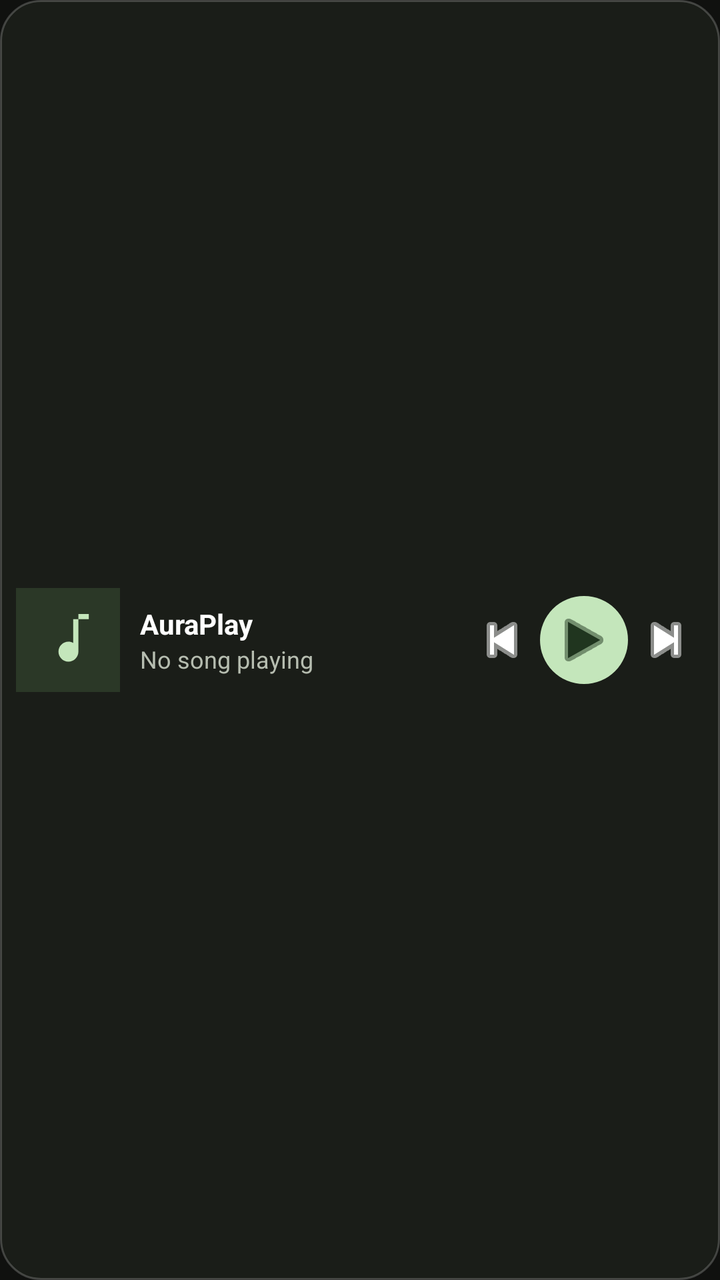
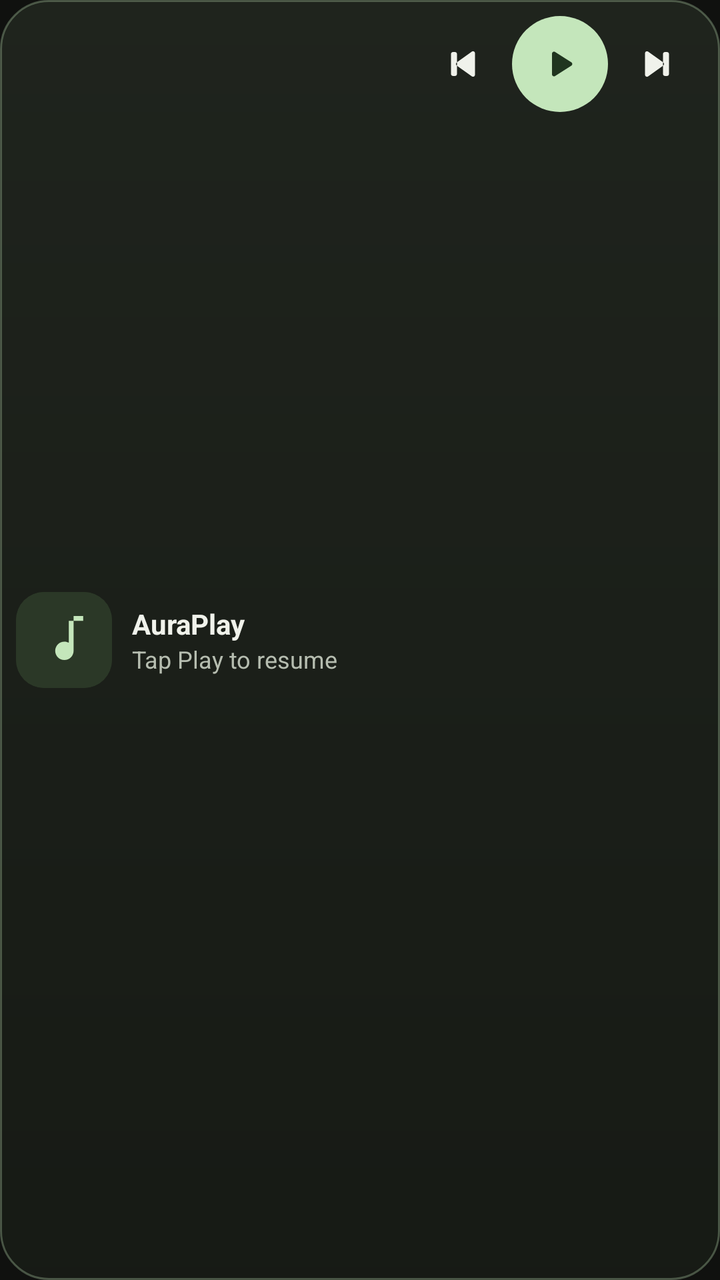

Two renders of the same Android screen: before a commit and after it. Below are the layout's source before the change and the commit's diff.
<!-- AndroidManifest.xml: application theme Theme.AuraPlay -->
<!-- res/layout/widget_auraplay.xml -->
<?xml version="1.0" encoding="utf-8"?>
<LinearLayout xmlns:android="http://schemas.android.com/apk/res/android"
    xmlns:tools="http://schemas.android.com/tools"
    tools:ignore="UseAppTint"
    android:id="@+id/widget_container"
    android:layout_width="match_parent"
    android:layout_height="match_parent"
    android:orientation="horizontal"
    android:background="@drawable/widget_background"
    android:gravity="center_vertical"
    android:padding="8dp">

    
    <ImageView
        android:id="@+id/widget_album_art"
        android:layout_width="52dp"
        android:layout_height="52dp"
        android:src="@drawable/ic_music_placeholder"
        android:scaleType="centerCrop"
        android:background="#2B3827"
        android:contentDescription="Album Art" />

    <LinearLayout
        android:layout_width="0dp"
        android:layout_height="wrap_content"
        android:layout_weight="1"
        android:orientation="vertical"
        android:paddingStart="10dp"
        android:paddingEnd="10dp">

        <TextView
            android:id="@+id/widget_title"
            android:layout_width="match_parent"
            android:layout_height="wrap_content"
            android:text="AuraPlay"
            android:textColor="#FFFFFF"
            android:textStyle="bold"
            android:textSize="14sp"
            android:singleLine="true"
            android:ellipsize="end" />

        <TextView
            android:id="@+id/widget_artist"
            android:layout_width="match_parent"
            android:layout_height="wrap_content"
            android:text="No song playing"
            android:textColor="#B6BDB0"
            android:textSize="12sp"
            android:singleLine="true"
            android:ellipsize="end" />
    </LinearLayout>

    <ImageButton
        android:id="@+id/widget_btn_prev"
        android:layout_width="38dp"
        android:layout_height="38dp"
        android:background="?android:attr/selectableItemBackgroundBorderless"
        android:src="@android:drawable/ic_media_previous"
        android:tint="#FFFFFF"
        android:contentDescription="Previous" />

    <ImageButton
        android:id="@+id/widget_btn_play_pause"
        android:layout_width="44dp"
        android:layout_height="44dp"
        android:background="@drawable/widget_button_background"
        android:src="@android:drawable/ic_media_play"
        android:tint="#20351F"
        android:contentDescription="Play/Pause" />

    <ImageButton
        android:id="@+id/widget_btn_next"
        android:layout_width="38dp"
        android:layout_height="38dp"
        android:background="?android:attr/selectableItemBackgroundBorderless"
        android:src="@android:drawable/ic_media_next"
        android:tint="#FFFFFF"
        android:contentDescription="Next" />

</LinearLayout>
<!-- resources referenced by this layout -->
<resources>
  <!-- drawable ic_music_placeholder (drawable) -->
  <vector xmlns:android="http://schemas.android.com/apk/res/android"
      android:width="120dp" android:height="120dp" android:viewportWidth="120" android:viewportHeight="120">
      <path android:fillColor="#2B3827" android:pathData="M0,0h120v120h-120z" />
      <path android:fillColor="#C4E6BB" android:pathData="M72,30v43.5c0,6.35 -5.15,11.5 -11.5,11.5S49,79.85 49,73.5S54.15,62 60.5,62c2,0 3.9,0.51 5.5,1.42V36h18v-6z" />
  </vector>
  <!-- drawable widget_background (drawable) -->
  <?xml version="1.0" encoding="utf-8"?>
  <shape xmlns:android="http://schemas.android.com/apk/res/android"
      android:shape="rectangle">
      <solid android:color="#F01B1E19" />
      <stroke android:width="1dp" android:color="#33FFFFFF" />
      <corners android:radius="20dp" />
  </shape>
  <!-- drawable widget_button_background (drawable) -->
  <?xml version="1.0" encoding="utf-8"?>
  <shape xmlns:android="http://schemas.android.com/apk/res/android"
      android:shape="oval">
      <solid android:color="#C4E6BB" />
  </shape>
  <style name="Theme.AuraPlay" parent="Theme.AppCompat.Light.NoActionBar">
          <item name="colorPrimary">@color/primary_color</item>
          <item name="colorPrimaryDark">@color/primary_dark_color</item>
          <item name="colorAccent">@color/secondary_color</item>
          <item name="android:windowBackground">@color/background_color</item>
          <item name="android:statusBarColor">@color/background_color</item>
          <item name="android:navigationBarColor">@color/background_color</item>
          <item name="android:windowLightStatusBar">false</item>
      </style>
  <color name="primary_color">#C4E6BB</color>
  <color name="primary_dark_color">#20351F</color>
  <color name="secondary_color">#A9CDA4</color>
  <color name="background_color">#10110F</color>
</resources>

<!-- the commit's change to res/layout/widget_auraplay.xml (unified diff, before → after) -->
@@ -1,7 +1,5 @@
 <?xml version="1.0" encoding="utf-8"?>
 <LinearLayout xmlns:android="http://schemas.android.com/apk/res/android"
-    xmlns:tools="http://schemas.android.com/tools"
-    tools:ignore="UseAppTint"
     android:id="@+id/widget_container"
     android:layout_width="match_parent"
     android:layout_height="match_parent"
@@ -10,30 +8,31 @@
     android:gravity="center_vertical"
     android:padding="8dp">
 
-    
     <ImageView
         android:id="@+id/widget_album_art"
-        android:layout_width="52dp"
-        android:layout_height="52dp"
+        android:layout_width="48dp"
+        android:layout_height="48dp"
+        android:layout_marginEnd="10dp"
         android:src="@drawable/ic_music_placeholder"
         android:scaleType="centerCrop"
-        android:background="#2B3827"
-        android:contentDescription="Album Art" />
+        android:background="@drawable/widget_cover_background"
+        android:clipToOutline="true"
+        android:importantForAccessibility="no" />
 
     <LinearLayout
         android:layout_width="0dp"
         android:layout_height="wrap_content"
         android:layout_weight="1"
         android:orientation="vertical"
-        android:paddingStart="10dp"
-        android:paddingEnd="10dp">
+        android:paddingStart="0dp"
+        android:paddingEnd="4dp">
 
         <TextView
             android:id="@+id/widget_title"
             android:layout_width="match_parent"
             android:layout_height="wrap_content"
-            android:text="AuraPlay"
-            android:textColor="#FFFFFF"
+            android:text="@string/app_name"
+            android:textColor="#F0F2EB"
             android:textStyle="bold"
             android:textSize="14sp"
             android:singleLine="true"
@@ -43,38 +42,52 @@
             android:id="@+id/widget_artist"
             android:layout_width="match_parent"
             android:layout_height="wrap_content"
-            android:text="No song playing"
+            android:text="@string/widget_resume_hint"
             android:textColor="#B6BDB0"
             android:textSize="12sp"
             android:singleLine="true"
             android:ellipsize="end" />
     </LinearLayout>
 
+    <include layout="@layout/widget_playback_controls" />
+
+</LinearLayout>
+<!-- res/layout/widget_playback_controls.xml (included above) -->
+<?xml version="1.0" encoding="utf-8"?>
+<LinearLayout xmlns:android="http://schemas.android.com/apk/res/android"
+    xmlns:tools="http://schemas.android.com/tools"
+    android:layout_width="wrap_content"
+    android:layout_height="48dp"
+    android:layout_gravity="center_horizontal"
+    android:gravity="center"
+    android:orientation="horizontal"
+    tools:ignore="UseAppTint">
+
     <ImageButton
         android:id="@+id/widget_btn_prev"
-        android:layout_width="38dp"
-        android:layout_height="38dp"
+        android:layout_width="48dp"
+        android:layout_height="48dp"
         android:background="?android:attr/selectableItemBackgroundBorderless"
-        android:src="@android:drawable/ic_media_previous"
-        android:tint="#FFFFFF"
-        android:contentDescription="Previous" />
+        android:contentDescription="@string/widget_previous_track"
+        android:src="@drawable/ic_widget_previous"
+        android:tint="#F0F2EB" />
 
     <ImageButton
         android:id="@+id/widget_btn_play_pause"
-        android:layout_width="44dp"
-        android:layout_height="44dp"
+        android:layout_width="48dp"
+        android:layout_height="48dp"
         android:background="@drawable/widget_button_background"
-        android:src="@android:drawable/ic_media_play"
-        android:tint="#20351F"
-        android:contentDescription="Play/Pause" />
+        android:contentDescription="@string/play"
+        android:src="@drawable/ic_widget_play"
+        android:tint="#20351F" />
 
     <ImageButton
         android:id="@+id/widget_btn_next"
-        android:layout_width="38dp"
-        android:layout_height="38dp"
+        android:layout_width="48dp"
+        android:layout_height="48dp"
         android:background="?android:attr/selectableItemBackgroundBorderless"
-        android:src="@android:drawable/ic_media_next"
-        android:tint="#FFFFFF"
-        android:contentDescription="Next" />
+        android:contentDescription="@string/widget_next_track"
+        android:src="@drawable/ic_widget_next"
+        android:tint="#F0F2EB" />
 
 </LinearLayout>
<!-- resource entries referenced after the edit -->
@@ -6,20 +6,60 @@
       <path android:fillColor="#2B3827" android:pathData="M0,0h120v120h-120z" />
       <path android:fillColor="#C4E6BB" android:pathData="M72,30v43.5c0,6.35 -5.15,11.5 -11.5,11.5S49,79.85 49,73.5S54.15,62 60.5,62c2,0 3.9,0.51 5.5,1.42V36h18v-6z" />
   </vector>
+  <!-- drawable ic_widget_next (drawable) -->
+  <vector xmlns:android="http://schemas.android.com/apk/res/android"
+      android:width="24dp"
+      android:height="24dp"
+      android:viewportWidth="24"
+      android:viewportHeight="24">
+      <path android:fillColor="#FFFFFF"
+          android:pathData="M6.5,6.62v10.76c0,0.82 0.92,1.29 1.58,0.81l7.52,-5.38c0.56,-0.4 0.56,-1.22 0,-1.62L8.08,5.82c-0.66,-0.48 -1.58,0 -1.58,0.8zM16.5,6h1c0.55,0 1,0.45 1,1v10c0,0.55 -0.45,1 -1,1h-1c-0.55,0 -1,-0.45 -1,-1V7c0,-0.55 0.45,-1 1,-1z" />
+  </vector>
+  <!-- drawable ic_widget_play (drawable) -->
+  <vector xmlns:android="http://schemas.android.com/apk/res/android"
+      android:width="24dp"
+      android:height="24dp"
+      android:viewportWidth="24"
+      android:viewportHeight="24">
+      <path android:fillColor="#FFFFFF"
+          android:pathData="M8,6.82v10.36c0,0.79 0.87,1.27 1.54,0.84l8.14,-5.18c0.62,-0.39 0.62,-1.29 0,-1.69L9.54,5.98C8.87,5.55 8,6.03 8,6.82z" />
+  </vector>
+  <!-- drawable ic_widget_previous (drawable) -->
+  <vector xmlns:android="http://schemas.android.com/apk/res/android"
+      android:width="24dp"
+      android:height="24dp"
+      android:viewportWidth="24"
+      android:viewportHeight="24">
+      <path android:fillColor="#FFFFFF"
+          android:pathData="M17.5,17.38V6.62c0,-0.82 -0.92,-1.29 -1.58,-0.81L8.4,11.19c-0.56,0.4 -0.56,1.22 0,1.62l7.52,5.37c0.66,0.48 1.58,0 1.58,-0.8zM6.5,6h1c0.55,0 1,0.45 1,1v10c0,0.55 -0.45,1 -1,1h-1c-0.55,0 -1,-0.45 -1,-1V7c0,-0.55 0.45,-1 1,-1z" />
+  </vector>
   <!-- drawable widget_background (drawable) -->
   <?xml version="1.0" encoding="utf-8"?>
   <shape xmlns:android="http://schemas.android.com/apk/res/android"
       android:shape="rectangle">
-      <solid android:color="#F01B1E19" />
-      <stroke android:width="1dp" android:color="#33FFFFFF" />
-      <corners android:radius="20dp" />
+      <gradient android:angle="270" android:startColor="#F020251E" android:endColor="#F0171B15" />
+      <stroke android:width="1dp" android:color="#4DC4E6BB" />
+      <corners android:radius="24dp" />
   </shape>
   <!-- drawable widget_button_background (drawable) -->
   <?xml version="1.0" encoding="utf-8"?>
-  <shape xmlns:android="http://schemas.android.com/apk/res/android"
-      android:shape="oval">
-      <solid android:color="#C4E6BB" />
+  <ripple xmlns:android="http://schemas.android.com/apk/res/android" android:color="#3320351F">
+      <item>
+          <shape android:shape="oval">
+              <solid android:color="#C4E6BB" />
+          </shape>
+      </item>
+  </ripple>
+  <!-- drawable widget_cover_background (drawable) -->
+  <shape xmlns:android="http://schemas.android.com/apk/res/android">
+      <solid android:color="#2B3827" />
+      <corners android:radius="14dp" />
   </shape>
+  <string name="app_name">AuraPlay</string>
+  <string name="play">Play</string>
+  <string name="widget_next_track">Next track</string>
+  <string name="widget_previous_track">Previous track</string>
+  <string name="widget_resume_hint">Tap Play to resume</string>
   <style name="Theme.AuraPlay" parent="Theme.AppCompat.Light.NoActionBar">
           <item name="colorPrimary">@color/primary_color</item>
           <item name="colorPrimaryDark">@color/primary_dark_color</item>
